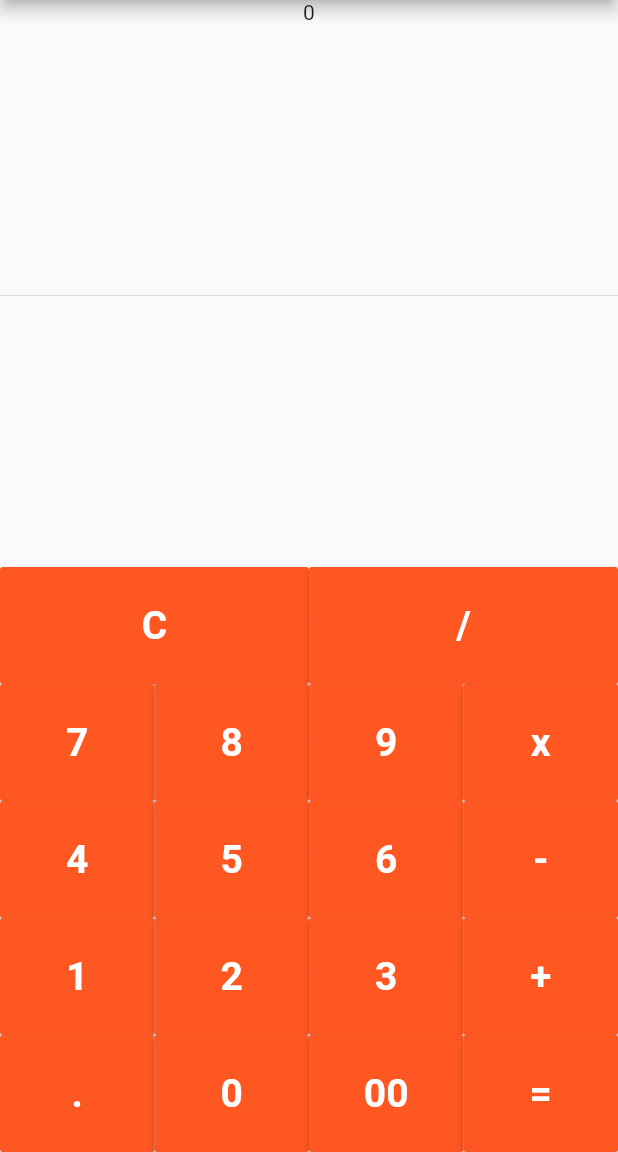
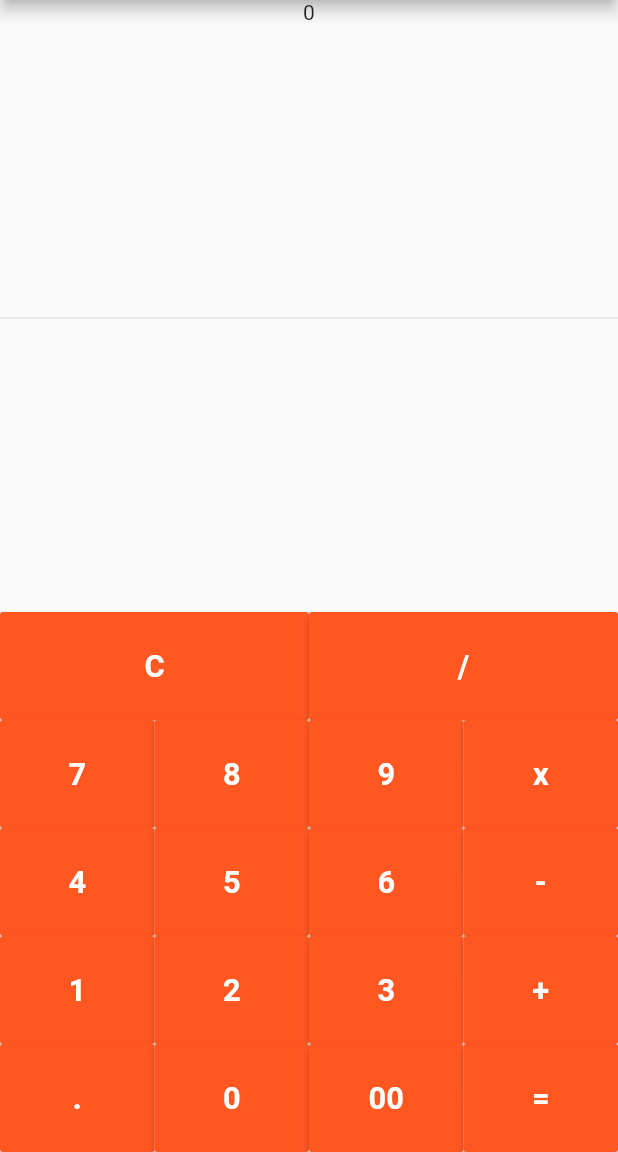
Before and after one commit to VBT-Intership/ErtugrulOzvardar-FlutterCalculator, a Flutter app: the screen it shows after launch, on a phone screen of 412 x 824 dp, the part 84-1236 px from its top. Run offline on Flutter 3.47's test engine with Material 2 defaults, Android fonts, the phone set to English and light mode, and no system bars.

Commit message:
Butonlarin fontSize'i degistirildi.

```diff
--- a/simple_calculator/lib/main.dart
+++ b/simple_calculator/lib/main.dart
@@ -33,7 +33,7 @@ class _MyHomePageState extends State<MyHomePage> {
 Widget createButton(String number){
   return Expanded(
     child: MaterialButton(
-      child: Text(number, style: TextStyle(fontSize:26.0, fontWeight: FontWeight.bold)),
+      child: Text(number, style: TextStyle(fontSize:20.5, fontWeight: FontWeight.bold)),
         onPressed: () => {},
         color: Colors.deepOrange,
         textColor: Colors.white,
```
